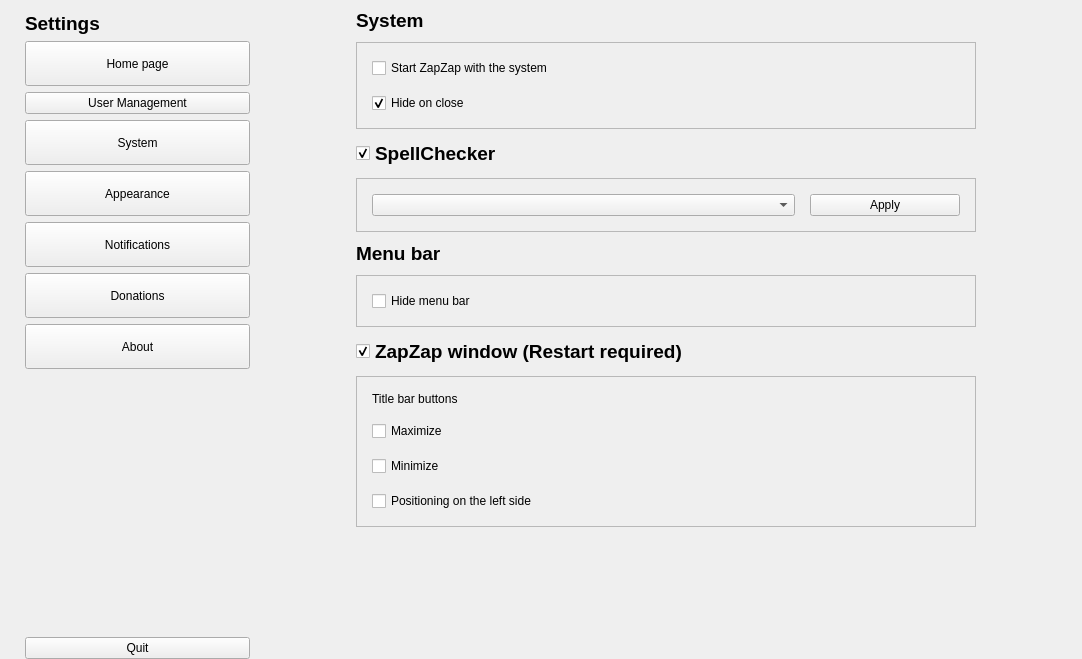
Old version of the form zapzap/view/settings.ui in the repository rafatosta/zapzap.
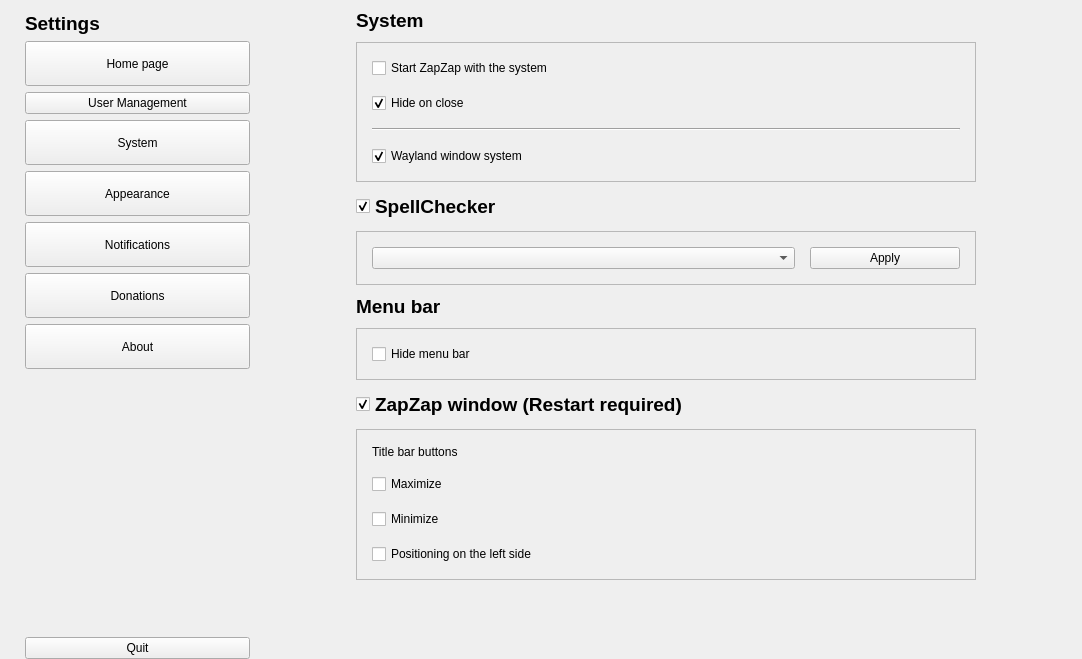
New version of the form. The open tabs and pages were chosen to show the change.

Commit message: Support to Wayland or X11 in Fedoracopr #179

What changed in the file:
```diff
--- a/zapzap/view/settings.ui
+++ b/zapzap/view/settings.ui
@@ -446,6 +446,23 @@
                       </property>
                      </widget>
                     </item>
+                    <item>
+                     <widget class="Line" name="lineWayland">
+                      <property name="orientation">
+                       <enum>Qt::Horizontal</enum>
+                      </property>
+                     </widget>
+                    </item>
+                    <item>
+                     <widget class="QCheckBox" name="wayland">
+                      <property name="text">
+                       <string>Wayland window system</string>
+                      </property>
+                      <property name="checked">
+                       <bool>true</bool>
+                      </property>
+                     </widget>
+                    </item>
                    </layout>
                   </widget>
                  </item>
```
Left out of the diff: 10 changed lines with no effect on the pictures. The commit also changes 3 other files.
